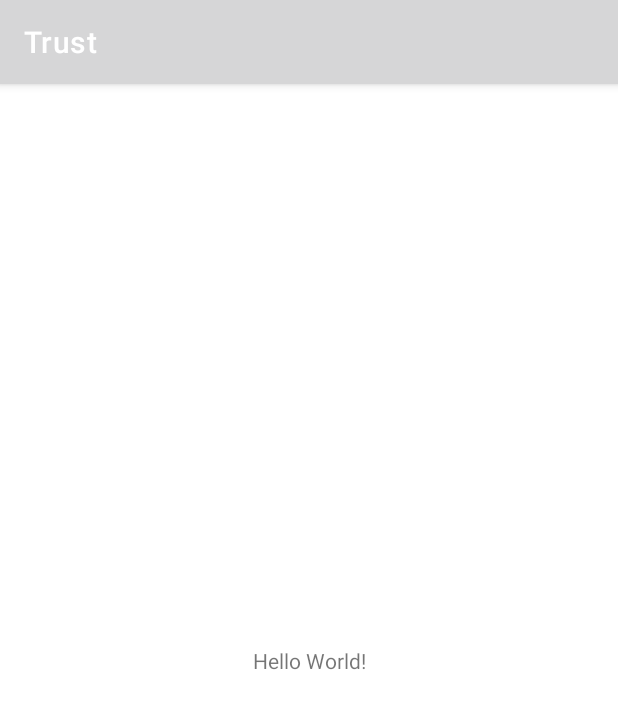
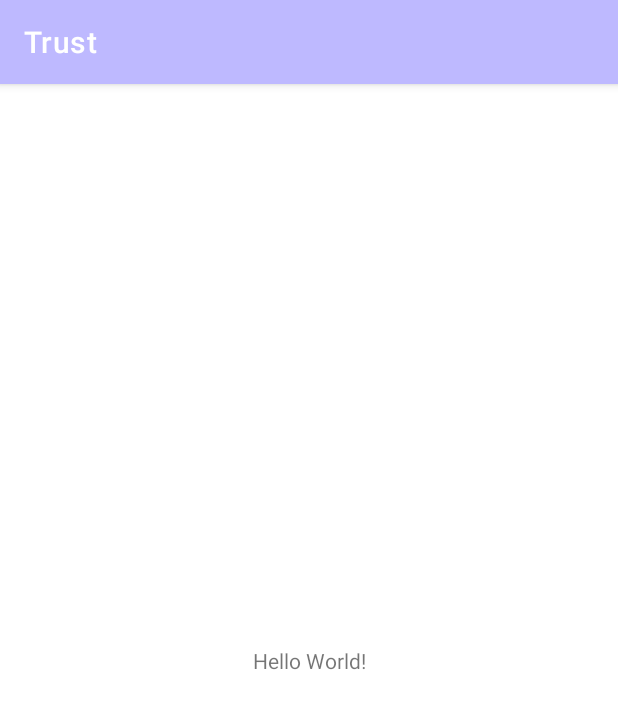
Before and after one commit to 2004yyj/Trust, an Android app: the screen it shows after launch (MainActivity), on a phone screen of 412 x 824 dp. Shown: the top 709 px of the screen. Run offline under Robolectric (Android 15) with nearby library versions, the phone set to English and light mode, and no system bars.

```diff
--- a/Android/app/src/main/res/values/colors.xml
+++ b/Android/app/src/main/res/values/colors.xml
@@ -7,4 +7,7 @@
     <color name="teal_700">#FF018786</color>
     <color name="black">#FF000000</color>
     <color name="white">#FFFFFFFF</color>
+    <color name="main_color_light">#BEB9FF</color>
+    <color name="main_color">#7469FF</color>
+    <color name="main_color_dark">#4A43AC</color>
 </resources>
```
